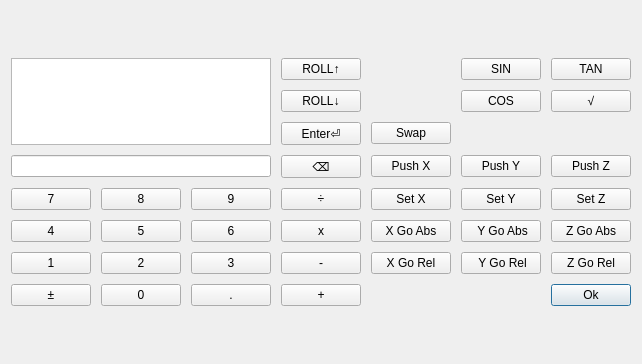
Qt form src/rpncalc/rpncalc.ui (elhernes/Candle) before a commit.
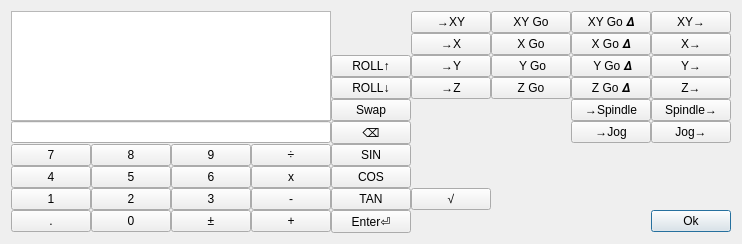
The same form after that commit.

What changed in the file:
```diff
--- a/src/rpncalc/rpncalc.ui
+++ b/src/rpncalc/rpncalc.ui
@@ -2,14 +2,6 @@
 <ui version="4.0">
  <class>RpnCalcDialog</class>
  <widget class="QDialog" name="RpnCalcDialog">
-  <property name="geometry">
-   <rect>
-    <x>0</x>
-    <y>0</y>
-    <width>625</width>
-    <height>364</height>
-   </rect>
-  </property>
   <property name="windowTitle">
    <string>RPN Calc</string>
   </property>
@@ -18,288 +10,344 @@
   </property>
   <layout class="QGridLayout" name="gridLayout_2">
    <item row="0" column="0">
-    <layout class="QGridLayout" name="gridLayout" rowstretch="0,0,0,0,0,0,0,0" columnstretch="0,0,0,0,0,0,0">
+    <layout class="QGridLayout" name="gridLayout" rowstretch="0,0,0,0,0,0,0,0,0,0" columnstretch="0,0,0,0,0,0,0,0,0">
      <property name="sizeConstraint">
       <enum>QLayout::SetDefaultConstraint</enum>
      </property>
      <property name="spacing">
-      <number>10</number>
+      <number>0</number>
      </property>
-     <item row="7" column="2">
+     <item row="8" column="0">
+      <widget class="QPushButton" name="button_1">
+       <property name="text">
+        <string>1</string>
+       </property>
+      </widget>
+     </item>
+     <item row="9" column="3">
+      <widget class="QPushButton" name="button_sum">
+       <property name="text">
+        <string>+</string>
+       </property>
+      </widget>
+     </item>
+     <item row="8" column="3">
+      <widget class="QPushButton" name="button_subtract">
+       <property name="text">
+        <string>-</string>
+       </property>
+      </widget>
+     </item>
+     <item row="9" column="0">
       <widget class="QPushButton" name="button_dot">
        <property name="text">
         <string>.</string>
        </property>
       </widget>
      </item>
-     <item row="0" column="3">
-      <widget class="QPushButton" name="button_roll_up">
+     <item row="5" column="4">
+      <widget class="QPushButton" name="button_back">
        <property name="text">
-        <string>ROLL↑</string>
+        <string>⌫</string>
        </property>
       </widget>
      </item>
-     <item row="2" column="4">
-      <widget class="QPushButton" name="button_swap">
+     <item row="7" column="4">
+      <widget class="QPushButton" name="button_cos">
        <property name="text">
-        <string>Swap</string>
+        <string>COS</string>
        </property>
       </widget>
      </item>
-     <item row="5" column="1">
-      <widget class="QPushButton" name="button_5">
+     <item row="3" column="6">
+      <widget class="QPushButton" name="button_go_z_abs">
        <property name="text">
-        <string>5</string>
+        <string>Z Go</string>
        </property>
       </widget>
      </item>
-     <item row="4" column="1">
+     <item row="8" column="4">
+      <widget class="QPushButton" name="button_tan">
+       <property name="text">
+        <string>TAN</string>
+       </property>
+      </widget>
+     </item>
+     <item row="3" column="8">
+      <widget class="QPushButton" name="button_push_z">
+       <property name="text">
+        <string>Z→</string>
+       </property>
+      </widget>
+     </item>
+     <item row="8" column="1">
+      <widget class="QPushButton" name="button_2">
+       <property name="text">
+        <string>2</string>
+       </property>
+      </widget>
+     </item>
+     <item row="5" column="0" colspan="4">
+      <widget class="QLineEdit" name="lineEdit"/>
+     </item>
+     <item row="9" column="2">
+      <widget class="QPushButton" name="button_plus_minus">
+       <property name="text">
+        <string>±</string>
+       </property>
+      </widget>
+     </item>
+     <item row="6" column="1">
       <widget class="QPushButton" name="button_8">
        <property name="text">
         <string>8</string>
        </property>
       </widget>
      </item>
-     <item row="4" column="0">
-      <widget class="QPushButton" name="button_7">
+     <item row="0" column="8">
+      <widget class="QPushButton" name="button_push_xy">
        <property name="text">
-        <string>7</string>
-       </property>
-      </widget>
-     </item>
-     <item row="6" column="3">
-      <widget class="QPushButton" name="button_subtract">
-       <property name="text">
-        <string>-</string>
+        <string>XY→</string>
        </property>
       </widget>
      </item>
      <item row="6" column="2">
-      <widget class="QPushButton" name="button_3">
-       <property name="text">
-        <string>3</string>
-       </property>
-      </widget>
-     </item>
-     <item row="4" column="2">
       <widget class="QPushButton" name="button_9">
        <property name="text">
         <string>9</string>
        </property>
       </widget>
      </item>
-     <item row="5" column="2">
+     <item row="2" column="6">
+      <widget class="QPushButton" name="button_go_y_abs">
+       <property name="text">
+        <string> Y Go</string>
+       </property>
+      </widget>
+     </item>
+     <item row="2" column="7">
+      <widget class="QPushButton" name="button_go_y_rel">
+       <property name="text">
+        <string> Y Go 𝞓</string>
+       </property>
+      </widget>
+     </item>
+     <item row="7" column="2">
       <widget class="QPushButton" name="button_6">
        <property name="text">
         <string>6</string>
        </property>
       </widget>
      </item>
+     <item row="1" column="6">
+      <widget class="QPushButton" name="button_go_x_abs">
+       <property name="text">
+        <string>X Go</string>
+       </property>
+      </widget>
+     </item>
+     <item row="9" column="8">
+      <widget class="QPushButton" name="button_ok">
+       <property name="text">
+        <string>Ok</string>
+       </property>
+       <property name="autoDefault">
+        <bool>true</bool>
+       </property>
+       <property name="default">
+        <bool>true</bool>
+       </property>
+      </widget>
+     </item>
+     <item row="8" column="2">
+      <widget class="QPushButton" name="button_3">
+       <property name="text">
+        <string>3</string>
+       </property>
+      </widget>
+     </item>
+     <item row="1" column="7">
+      <widget class="QPushButton" name="button_go_x_rel">
+       <property name="text">
+        <string>X Go 𝞓</string>
+       </property>
+      </widget>
+     </item>
      <item row="6" column="0">
-      <widget class="QPushButton" name="button_1">
+      <widget class="QPushButton" name="button_7">
        <property name="text">
-        <string>1</string>
+        <string>7</string>
        </property>
       </widget>
      </item>
-     <item row="0" column="0" rowspan="3" colspan="3">
-      <widget class="QTextEdit" name="textEdit"/>
-     </item>
-     <item row="4" column="3">
-      <widget class="QPushButton" name="button_division">
-       <property name="text">
-        <string>÷</string>
-       </property>
-      </widget>
-     </item>
-     <item row="7" column="3">
-      <widget class="QPushButton" name="button_sum">
-       <property name="text">
-        <string>+</string>
-       </property>
-      </widget>
-     </item>
-     <item row="5" column="0">
-      <widget class="QPushButton" name="button_4">
-       <property name="text">
-        <string>4</string>
-       </property>
-      </widget>
-     </item>
-     <item row="2" column="3">
+     <item row="9" column="4">
       <widget class="QPushButton" name="button_enter">
        <property name="text">
         <string>Enter⏎</string>
        </property>
       </widget>
      </item>
-     <item row="5" column="3">
+     <item row="0" column="6">
+      <widget class="QPushButton" name="button_go_xy_abs">
+       <property name="text">
+        <string>XY Go</string>
+       </property>
+      </widget>
+     </item>
+     <item row="7" column="3">
       <widget class="QPushButton" name="button_multiplication">
        <property name="text">
         <string>x</string>
        </property>
       </widget>
      </item>
+     <item row="0" column="5">
+      <widget class="QPushButton" name="button_set_xy">
+       <property name="text">
+        <string>→XY</string>
+       </property>
+      </widget>
+     </item>
+     <item row="2" column="8">
+      <widget class="QPushButton" name="button_push_y">
+       <property name="text">
+        <string>Y→</string>
+       </property>
+      </widget>
+     </item>
+     <item row="6" column="3">
+      <widget class="QPushButton" name="button_division">
+       <property name="text">
+        <string>÷</string>
+       </property>
+      </widget>
+     </item>
+     <item row="3" column="7">
+      <widget class="QPushButton" name="button_go_z_rel">
+       <property name="text">
+        <string>Z Go 𝞓</string>
+       </property>
+      </widget>
+     </item>
      <item row="7" column="0">
-      <widget class="QPushButton" name="button_plus_minus">
+      <widget class="QPushButton" name="button_4">
        <property name="text">
-        <string>±</string>
+        <string>4</string>
        </property>
       </widget>
      </item>
-     <item row="3" column="3">
-      <widget class="QPushButton" name="button_back">
+     <item row="6" column="4">
+      <widget class="QPushButton" name="button_sin">
        <property name="text">
-        <string>⌫</string>
+        <string>SIN</string>
        </property>
       </widget>
      </item>
-     <item row="3" column="0" colspan="3">
-      <widget class="QLineEdit" name="lineEdit"/>
-     </item>
-     <item row="6" column="1">
-      <widget class="QPushButton" name="button_2">
+     <item row="0" column="7">
+      <widget class="QPushButton" name="button_go_xy_rel">
        <property name="text">
-        <string>2</string>
-       </property>
-      </widget>
-     </item>
-     <item row="1" column="3">
-      <widget class="QPushButton" name="button_roll_down">
-       <property name="text">
-        <string>ROLL↓</string>
+        <string>XY Go 𝞓</string>
        </property>
       </widget>
      </item>
      <item row="7" column="1">
+      <widget class="QPushButton" name="button_5">
+       <property name="text">
+        <string>5</string>
+       </property>
+      </widget>
+     </item>
+     <item row="3" column="5">
+      <widget class="QPushButton" name="button_set_z">
+       <property name="text">
+        <string>→Z</string>
+       </property>
+      </widget>
+     </item>
+     <item row="9" column="1">
       <widget class="QPushButton" name="button_0">
        <property name="text">
         <string>0</string>
        </property>
       </widget>
      </item>
-     <item row="7" column="6">
-      <widget class="QPushButton" name="button_ok">
+     <item row="2" column="5">
+      <widget class="QPushButton" name="button_set_y">
        <property name="text">
-        <string>Ok</string>
+        <string>→Y</string>
        </property>
-       <property name="autoDefault">
-        <bool>true</bool>
-       </property>
-       <property name="default">
-        <bool>true</bool>
-       </property>
       </widget>
      </item>
-     <item row="0" column="5">
-      <widget class="QPushButton" name="button_sin">
-       <property name="text">
-        <string>SIN</string>
-       </property>
-      </widget>
-     </item>
-     <item row="1" column="5">
-      <widget class="QPushButton" name="button_cos">
-       <property name="text">
-        <string>COS</string>
-       </property>
-      </widget>
-     </item>
-     <item row="0" column="6">
-      <widget class="QPushButton" name="button_tan">
-       <property name="text">
-        <string>TAN</string>
-       </property>
-      </widget>
-     </item>
-     <item row="1" column="6">
+     <item row="8" column="5">
       <widget class="QPushButton" name="button_sqrt">
        <property name="text">
         <string>√</string>
        </property>
       </widget>
      </item>
-     <item row="6" column="4">
-      <widget class="QPushButton" name="button_go_x_rel">
-       <property name="text">
-        <string>X Go Rel</string>
-       </property>
-      </widget>
-     </item>
-     <item row="6" column="5">
-      <widget class="QPushButton" name="button_go_y_rel">
-       <property name="text">
-        <string> Y Go Rel</string>
-       </property>
-      </widget>
-     </item>
-     <item row="6" column="6">
-      <widget class="QPushButton" name="button_go_z_rel">
-       <property name="text">
-        <string>Z Go Rel</string>
-       </property>
-      </widget>
-     </item>
-     <item row="5" column="4">
-      <widget class="QPushButton" name="button_go_x_abs">
-       <property name="text">
-        <string>X Go Abs</string>
-       </property>
-      </widget>
-     </item>
-     <item row="5" column="5">
-      <widget class="QPushButton" name="button_go_y_abs">
-       <property name="text">
-        <string> Y Go Abs</string>
-       </property>
-      </widget>
-     </item>
-     <item row="5" column="6">
-      <widget class="QPushButton" name="button_go_z_abs">
-       <property name="text">
-        <string>Z Go Abs</string>
-       </property>
-      </widget>
-     </item>
-     <item row="4" column="4">
+     <item row="1" column="5">
       <widget class="QPushButton" name="button_set_x">
        <property name="text">
-        <string>Set X</string>
+        <string>→X</string>
        </property>
       </widget>
      </item>
-     <item row="4" column="5">
-      <widget class="QPushButton" name="button_set_y">
-       <property name="text">
-        <string>Set Y</string>
-       </property>
-      </widget>
-     </item>
-     <item row="4" column="6">
-      <widget class="QPushButton" name="button_set_z">
-       <property name="text">
-        <string>Set Z</string>
-       </property>
-      </widget>
-     </item>
-     <item row="3" column="4">
+     <item row="1" column="8">
       <widget class="QPushButton" name="button_push_x">
        <property name="text">
-        <string>Push X</string>
+        <string>X→</string>
        </property>
       </widget>
      </item>
-     <item row="3" column="5">
-      <widget class="QPushButton" name="button_push_y">
+     <item row="4" column="4">
+      <widget class="QPushButton" name="button_swap">
        <property name="text">
-        <string>Push Y</string>
+        <string>Swap</string>
        </property>
       </widget>
      </item>
-     <item row="3" column="6">
-      <widget class="QPushButton" name="button_push_z">
+     <item row="0" column="0" rowspan="5" colspan="4">
+      <widget class="QTextEdit" name="textEdit"/>
+     </item>
+     <item row="3" column="4">
+      <widget class="QPushButton" name="button_roll_down">
        <property name="text">
-        <string>Push Z</string>
+        <string>ROLL↓</string>
+       </property>
+      </widget>
+     </item>
+     <item row="2" column="4">
+      <widget class="QPushButton" name="button_roll_up">
+       <property name="text">
+        <string>ROLL↑</string>
+       </property>
+      </widget>
+     </item>
+     <item row="4" column="7">
+      <widget class="QPushButton" name="button_set_spindle">
+       <property name="text">
+        <string>→Spindle</string>
+       </property>
+      </widget>
+     </item>
+     <item row="5" column="7">
+      <widget class="QPushButton" name="button_set_feed">
+       <property name="text">
+        <string>→Jog</string>
+       </property>
+      </widget>
+     </item>
+     <item row="4" column="8">
+      <widget class="QPushButton" name="button_push_spindle">
+       <property name="text">
+        <string>Spindle→</string>
+       </property>
+      </widget>
+     </item>
+     <item row="5" column="8">
+      <widget class="QPushButton" name="button_push_feed">
+       <property name="text">
+        <string>Jog→</string>
        </property>
       </widget>
      </item>
```
